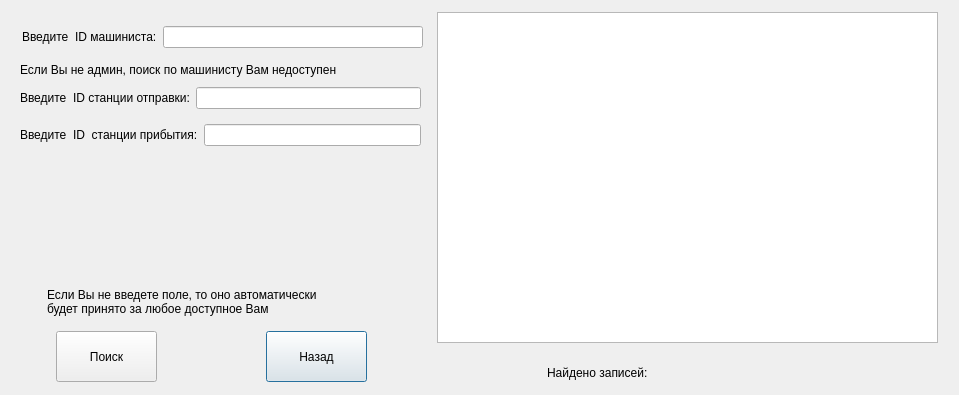
First picture: the form in src/project/selectstations.ui, repository Edeotena/bd_4rd_sem_course_work, before the edit.
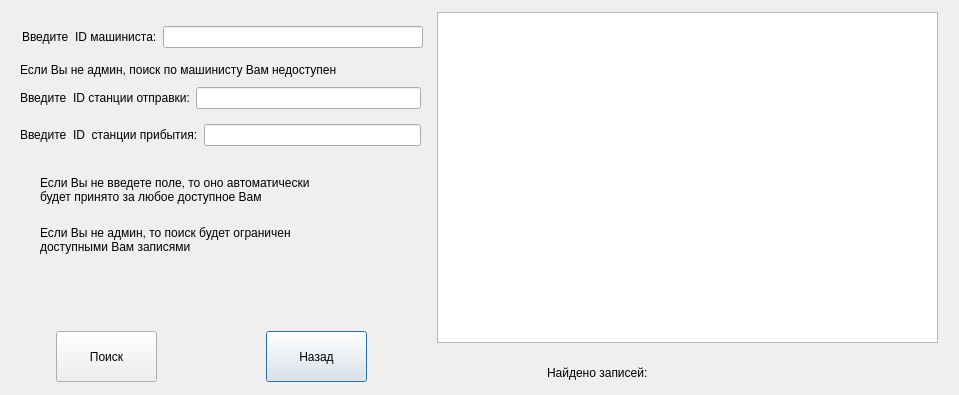
Second picture: the form after the edit.

The edit to the form file:
```diff
--- a/src/project/selectstations.ui
+++ b/src/project/selectstations.ui
@@ -42,8 +42,8 @@
   <widget class="QLabel" name="label_13">
    <property name="geometry">
     <rect>
-     <x>47</x>
-     <y>282</y>
+     <x>40</x>
+     <y>170</y>
      <width>334</width>
      <height>40</height>
     </rect>
@@ -146,7 +146,7 @@
     <string>Если Вы не админ, поиск по машинисту Вам недоступен</string>
    </property>
   </widget>
-  <widget class="QWidget" name="">
+  <widget class="QWidget" name="layoutWidget">
    <property name="geometry">
     <rect>
      <x>22</x>
@@ -168,6 +168,20 @@
     </item>
    </layout>
   </widget>
+  <widget class="QLabel" name="label_14">
+   <property name="geometry">
+    <rect>
+     <x>40</x>
+     <y>220</y>
+     <width>334</width>
+     <height>40</height>
+    </rect>
+   </property>
+   <property name="text">
+    <string>Если Вы не админ, то поиск будет ограничен
+доступными Вам записями</string>
+   </property>
+  </widget>
  </widget>
  <resources/>
  <connections/>
```
